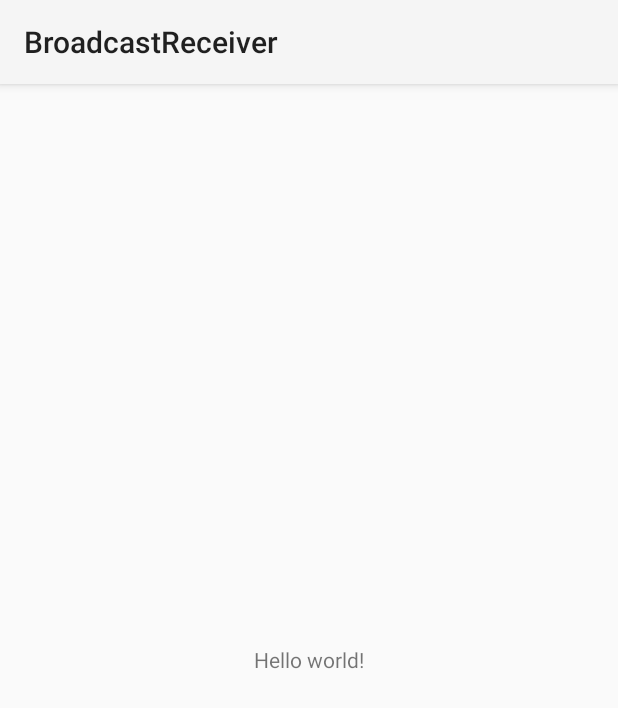
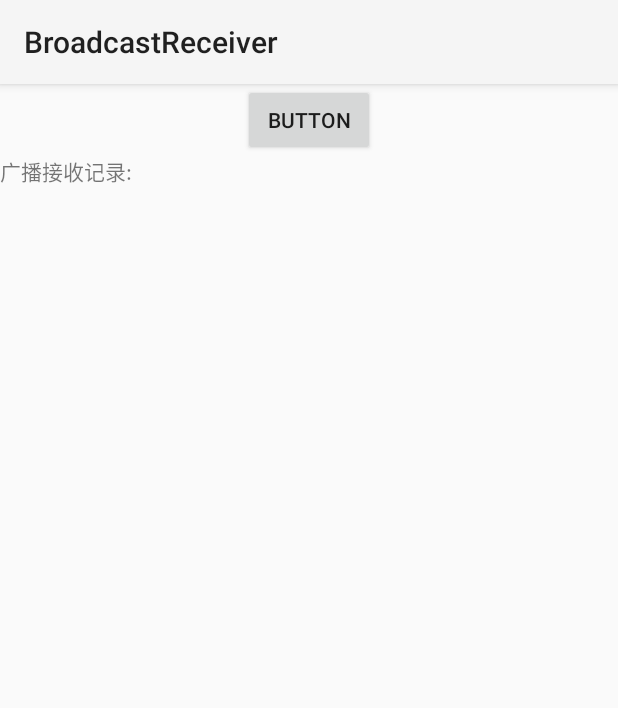
Before and after one commit to karthrand/BroadcastReceiver, an Android app: the screen it shows after launch (MainActivity), on a phone screen of 412 x 824 dp. Shown: the top 708 px of the screen. Run offline under Robolectric (Android 15) with nearby library versions, the phone set to English and light mode, and no system bars.

Commit message:
完成接收

```diff
--- a/app/src/main/java/com/oude/receiver/MainActivity.java
+++ b/app/src/main/java/com/oude/receiver/MainActivity.java
@@ -2,13 +2,40 @@ package com.oude.receiver;
 
 import android.app.*;
 import android.os.*;
+import android.widget.TextView;
+import java.text.SimpleDateFormat;
+import java.util.Date;
+import android.content.BroadcastReceiver;
+import android.content.Context;
+import android.content.Intent;
+import android.content.IntentFilter;
 
 public class MainActivity extends Activity
 {
+    private TextView tv;
+    private String time;
     @Override
     protected void onCreate(Bundle savedInstanceState)
     {
         super.onCreate(savedInstanceState);
         setContentView(R.layout.main);
+        tv =findViewById(R.id.mainTextView1);
+
+        time =getTime();
+
+        tv.setText("广播接收记录:\n");
     }
+
+
+    public String getTime(){
+        SimpleDateFormat formatter = new SimpleDateFormat ("yyyy年MM月dd日 HH:mm:ss ");
+        Date curDate = new Date(System.currentTimeMillis());
+        String str = formatter.format(curDate);
+        return str;
+    }
+
+    public void setLogs(String log){
+        tv.append(getTitle() + log + "\n");
+    }
+
 }
--- a/app/src/main/res/layout/main.xml
+++ b/app/src/main/res/layout/main.xml
@@ -1,11 +1,21 @@
-<LinearLayout xmlns:android="http://schemas.android.com/apk/res/android"
-    android:layout_width="match_parent"
-    android:layout_height="match_parent"
-    android:gravity="center">
+<?xml version="1.0" encoding="utf-8"?>
+<LinearLayout
+	xmlns:android="http://schemas.android.com/apk/res/android"
+	android:layout_width="match_parent"
+	android:layout_height="match_parent"
+	android:gravity="center"
+	android:orientation="vertical">
 
-    <TextView
-        android:text="@string/hello_world"
-        android:layout_width="wrap_content"
-        android:layout_height="wrap_content" />
+	<Button
+		android:layout_width="wrap_content"
+		android:layout_height="wrap_content"
+		android:text="Button"/>
+
+	<TextView
+		android:layout_width="match_parent"
+		android:layout_height="match_parent"
+		android:hint="广播接收区"
+		android:lines="10000"
+		android:id="@+id/mainTextView1"/>
 
 </LinearLayout>
```
Also changed, not shown: app/src/main/AndroidManifest.xml (+8 -0 lines), app/src/main/java/com/oude/receiver/ActiveBroadcastReceiver.java (added, +21 -0 lines).
